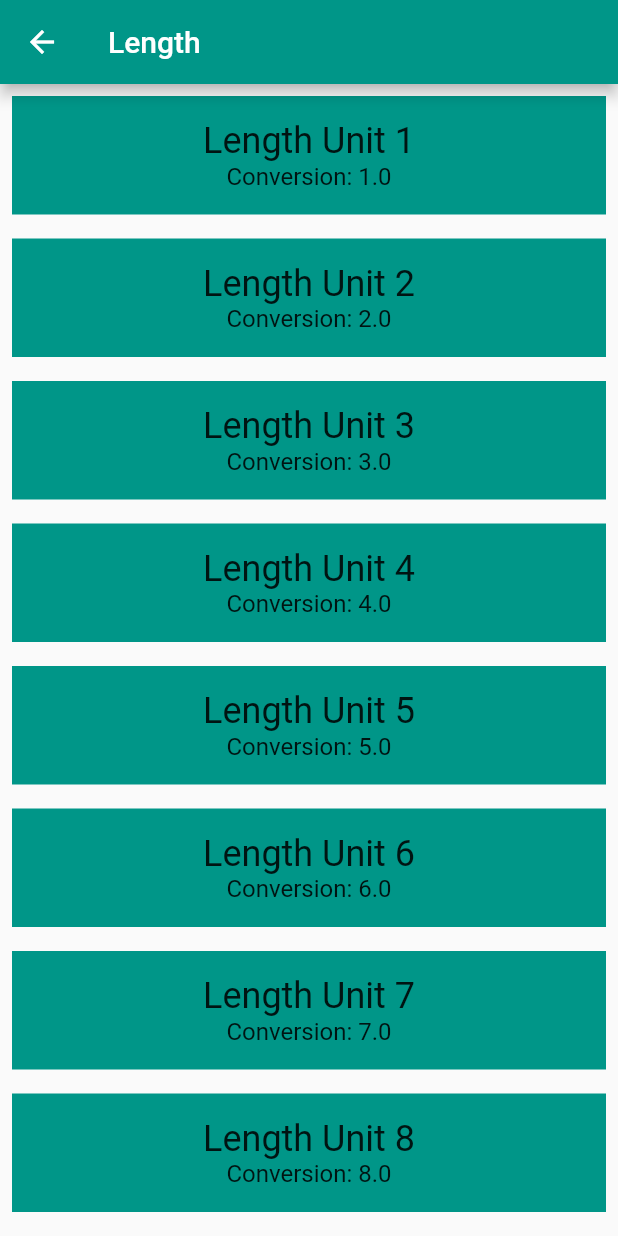
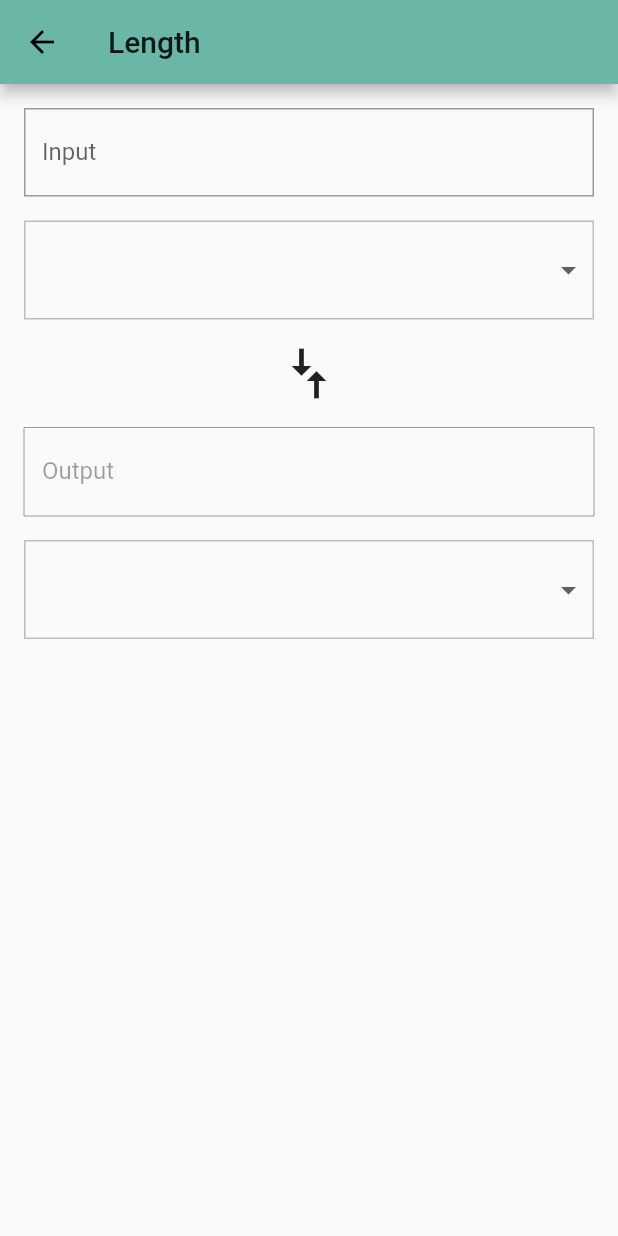
Before and after one commit to mrmitew/Unit-Converter, a Flutter app: the screen it shows after launch, after a tap on "Length", on a phone screen of 412 x 824 dp. Run offline on Flutter 3.47's test engine with Material 2 defaults, Android fonts, the phone set to English and light mode, and no system bars.

Commit message:
[add] done with lesson 2

```diff
--- a/lib/category.dart
+++ b/lib/category.dart
@@ -26,7 +26,6 @@ class Category extends StatelessWidget {
   ///
   /// A [Category] saves the name of the Category (e.g. 'Length'), its color for
   /// the UI, and the icon that represents it (e.g. a ruler).
-  // TODO: You'll need the name, color, and iconLocation from main.dart
   const Category({
     Key key,
     @required this.categoryName,
@@ -48,12 +47,11 @@ class Category extends StatelessWidget {
   // Theme ancestor in the tree. Below, we obtain the display1 text theme.
   // See https://docs.flutter.io/flutter/material/Theme-class.html
   Widget build(BuildContext context) {
-    // TODO: Build the custom widget here, referring to the Specs.
     return Material(
       color: Colors.transparent,
       child: InkWell(
-        highlightColor: Colors.transparent,
-        splashColor: categoryColor,
+        highlightColor: categoryColor["highlight"],
+        splashColor: categoryColor["splash"],
         borderRadius: BorderRadius.all(Radius.circular(_rowHeight / 2)),
         onTap: () {
           if (categoryTapCallback != null) categoryTapCallback(this);
--- a/lib/converter_route.dart
+++ b/lib/converter_route.dart
@@ -31,38 +31,193 @@ class ConverterRoute extends StatefulWidget {
 }
 
 class _ConverterRouteState extends State<ConverterRoute> {
+  Unit _covertFromUnit;
+  Unit _covertToUnit;
+  double _input;
+
+  bool _validationFailed = false;
+  String _convertedValue = "";
+
+  List<DropdownMenuItem<Unit>> _unitWidgets;
+
+  // TODO: Determine whether you need to override anything, such as initState()
+
+  /// Clean up conversion; trim trailing zeros, e.g. 5.500 -> 5.5, 10.0 -> 10
+  String _format(double conversion) {
+    var outputNum = conversion.toStringAsPrecision(7);
+    if (outputNum.contains('.') && outputNum.endsWith('0')) {
+      var i = outputNum.length - 1;
+      while (outputNum[i] == '0') {
+        i -= 1;
+      }
+      outputNum = outputNum.substring(0, i + 1);
+    }
+    if (outputNum.endsWith('.')) {
+      return outputNum.substring(0, outputNum.length - 1);
+    }
+    return outputNum;
+  }
+
+  @override
+  void initState() {
+    super.initState();
+    _buildDropDownMenuItems();
+  }
+
+  void _buildDropDownMenuItems() {
+    // Here is just a placeholder for a list of mock units
+    var unitWidgets = widget.units.map((Unit unit) {
+      return DropdownMenuItem<Unit>(
+        child: Column(
+          children: <Widget>[
+            Text(
+              unit.name,
+            ),
+          ],
+        ),
+        value: unit,
+      );
+    }).toList();
+
+    setState(() {
+      this._unitWidgets = unitWidgets;
+    });
+  }
+
   @override
   Widget build(BuildContext context) {
     final appBar =
         AppBar(backgroundColor: widget.color, title: Text(widget.name));
 
-    // Here is just a placeholder for a list of mock units
-    final unitWidgets = widget.units.map((Unit unit) {
-      return Container(
-        color: widget.color,
-        margin: EdgeInsets.all(8.0),
-        padding: EdgeInsets.all(16.0),
+    var unitInput1 = buildUnitInput(context, onFromUnitChanged, _covertFromUnit);
+    var unitInput2 = buildUnitInput(context, onToUnitChanged, _covertToUnit);
+
+    var fromGroup = Padding(
+      padding: const EdgeInsets.all(16.0),
       child: Column(
+        crossAxisAlignment: CrossAxisAlignment.stretch,
         children: <Widget>[
-            Text(
-              unit.name,
-              style: Theme.of(context).textTheme.headline,
+          TextField(
+            keyboardType: TextInputType.number,
+            decoration: InputDecoration(
+              errorText: _validationFailed ? 'Validation failed' : null,
+              labelText: 'Input',
+              border:
+                  OutlineInputBorder(borderRadius: BorderRadius.circular(0.0)),
             ),
-            Text(
-              'Conversion: ${unit.conversion}',
-              style: Theme.of(context).textTheme.subhead,
+            onChanged: _onInputValueChanged,
           ),
+          unitInput1
         ],
       ),
     );
-    }).toList();
+
+    var toGroup = Padding(
+      padding: const EdgeInsets.all(16.0),
+      child: Column(
+        crossAxisAlignment: CrossAxisAlignment.stretch,
+        children: <Widget>[
+          TextField(
+            enabled: false,
+            controller: TextEditingController(text: _convertedValue),
+            decoration: InputDecoration(
+              labelText: 'Output',
+              border:
+                  OutlineInputBorder(borderRadius: BorderRadius.circular(0.0)),
+            ),
+            onChanged: _onInputValueChanged,
+          ),
+          unitInput2
+        ],
+      ),
+    );
+
+    var compareArrows = RotatedBox(
+      quarterTurns: 1,
+      child: Icon(
+        Icons.compare_arrows,
+        size: 40.0,
+      ),
+    );
+
+    final body = Column(
+      children: <Widget>[
+        fromGroup,
+        compareArrows,
+        toGroup,
+      ],
+    );
 
     final scaffold = Scaffold(
       appBar: appBar,
-        body: ListView(
-          children: unitWidgets,
-        ));
+      body: body,
+      resizeToAvoidBottomPadding: false,
+    );
 
     return scaffold;
   }
+
+  Container buildUnitInput(BuildContext context,
+      ValueChanged<Unit> onValueChanged, Unit selectedUnit) {
+    return Container(
+      margin: EdgeInsets.only(top: 16.0),
+      decoration: BoxDecoration(
+          color: Colors.grey[50],
+          border: Border.all(color: Colors.grey[400], width: 1.0)),
+      padding: EdgeInsets.symmetric(vertical: 8.0),
+      child: Theme(
+        data: Theme.of(context).copyWith(
+          canvasColor: Colors.grey[50],
+        ),
+        child: DropdownButtonHideUnderline(
+          child: ButtonTheme(
+            alignedDropdown: true,
+            child: DropdownButton<Unit>(
+                value: selectedUnit,
+                items: _unitWidgets,
+                onChanged: onValueChanged,
+                style: Theme.of(context).textTheme.subhead),
+          ),
+        ),
+      ),
+    );
   }
+
+  void _onInputValueChanged(String value) {
+    bool isInvalidValue = value.isEmpty || value == null;
+
+    _validationFailed = isInvalidValue;
+
+    if (isInvalidValue) {
+      _input = 0.0;
+      _convertedValue = "";
+    } else {
+      try {
+        _input = double.parse(value);
+      } on Exception catch (e) {
+        print('Error occurred: $e');
+        _validationFailed = true;
+      }
+    }
+
+    _updateConversion();
+  }
+
+  void _updateConversion() {
+    setState(() {
+      _convertedValue = _format(_input * (_covertToUnit.conversion / _covertFromUnit.conversion));
+    });
+  }
+
+  void onToUnitChanged(Unit value) {
+    setState(() {
+      _covertToUnit = value;
+    });
+  }
+
+  void onFromUnitChanged(Unit value) {
+    setState(() {
+      _covertFromUnit = value;
+    });
+  }
+}
--- a/lib/main.dart
+++ b/lib/main.dart
@@ -21,6 +21,13 @@ class UnitConverterApp extends StatelessWidget {
     return MaterialApp(
       debugShowCheckedModeBanner: false,
       title: 'Unit Converter',
+      theme: ThemeData(
+          textTheme: Theme.of(context).textTheme.apply(
+                bodyColor: Colors.black,
+                displayColor: Colors.grey[600],
+              ),
+          primaryColor: Colors.grey[500],
+          textSelectionHandleColor: Colors.green[500]),
       home: CategoryRoute(),
     );
   }
```
Also changed, not shown: lib/category_route.dart (+34 -9 lines), 2 other files. Lines whose indentation alone changed are shown as unchanged.
